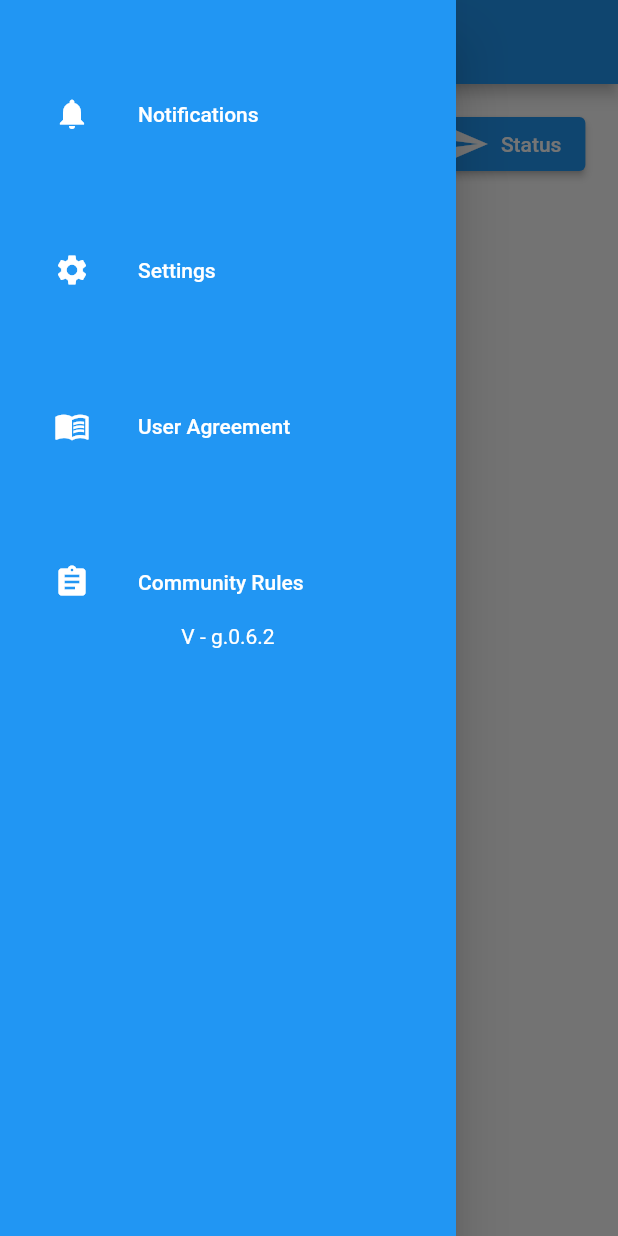
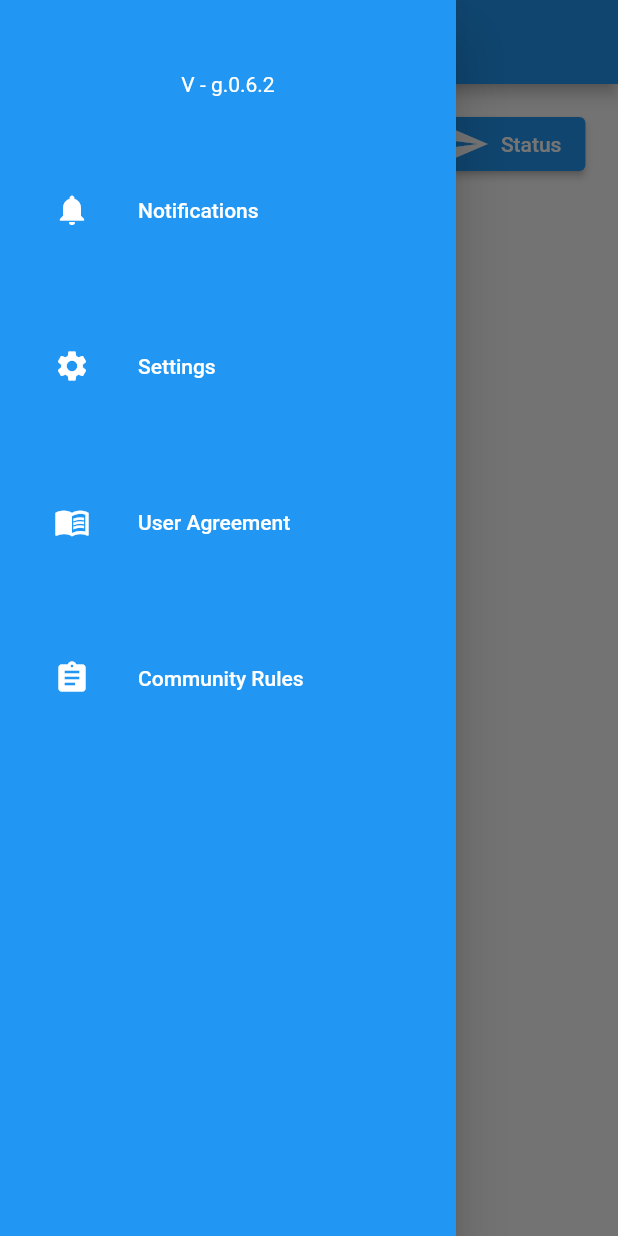
Before and after one commit to YagizalpEkici/pet_P_24Aralik, a Flutter app: the HomeScreen screen opened directly, with the side drawer open, on a phone screen of 412 x 824 dp. Run offline on Flutter 3.47's test engine with Material 2 defaults, Android fonts, the phone set to English and light mode, and no system bars; our stand-ins replace after_layout, cloud_firestore, email_validator, firebase_analytics, firebase_auth, firebase_core and 6 more; accounts and stored records are empty; network calls fail.

Commit message:
sidebar ve main feed baslangic 2 en son

```diff
--- a/lib/unfinished_proifle_and_feed/navigation_drawer_widget.dart
+++ b/lib/unfinished_proifle_and_feed/navigation_drawer_widget.dart
@@ -33,6 +33,12 @@ class NavigationDrawerWidget extends StatelessWidget {
           padding: padding,
           children: [
             const SizedBox(height: 48),
+            Expanded(child: Align(
+              alignment: Alignment.bottomCenter,
+              child: Text('V - g.0.6.2', style: TextStyle(color: Colors.white),),
+            ),
+            ),
+            const SizedBox(height: 48),
             buildMenuItem(
               text: 'Notifications',
               icon: Icons.notifications,
@@ -44,11 +50,8 @@ class NavigationDrawerWidget extends StatelessWidget {
             buildMenuItem(text: 'User Agreement', icon: Icons.menu_book_outlined, onClicked: () => selectedItem(context, 2),),
             const SizedBox(height: 48),
             buildMenuItem(text: 'Community Rules', icon: Icons.assignment, onClicked: () => selectedItem(context, 3),),
-            Expanded(child: Align(
-              alignment: Alignment.bottomCenter,
-              child: Text('V - g.0.6.2', style: TextStyle(color: Colors.white),),
-            ),
-            )
+            //const SizedBox(height: 130),
+
           ],
         ),
       ),
```
